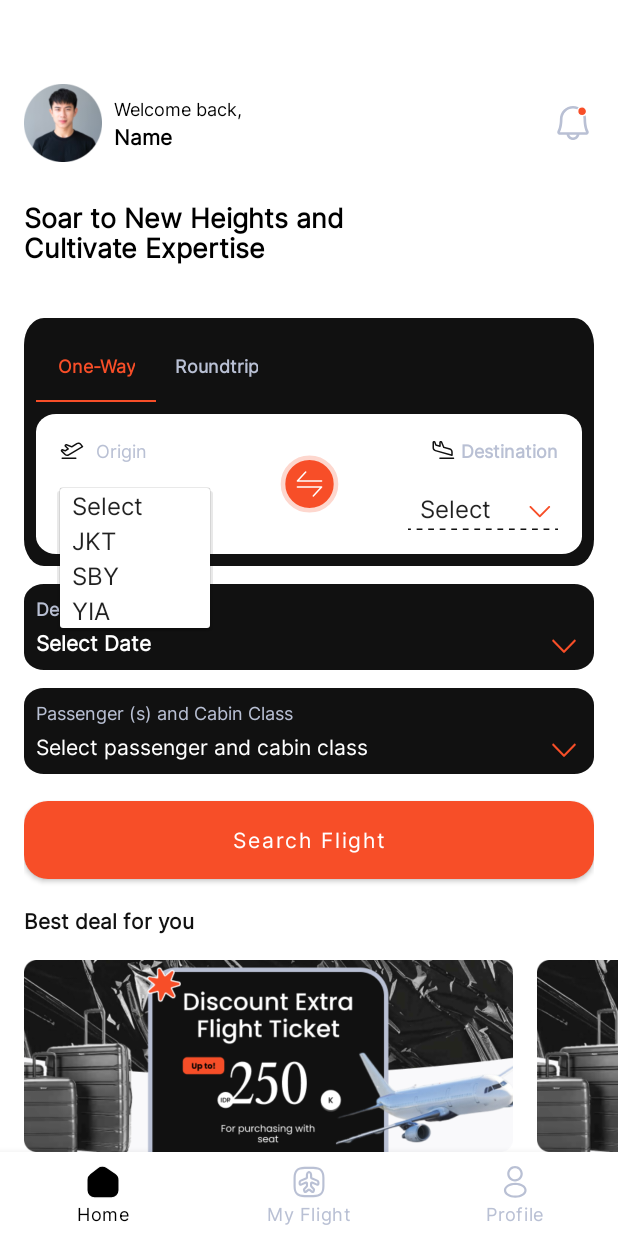
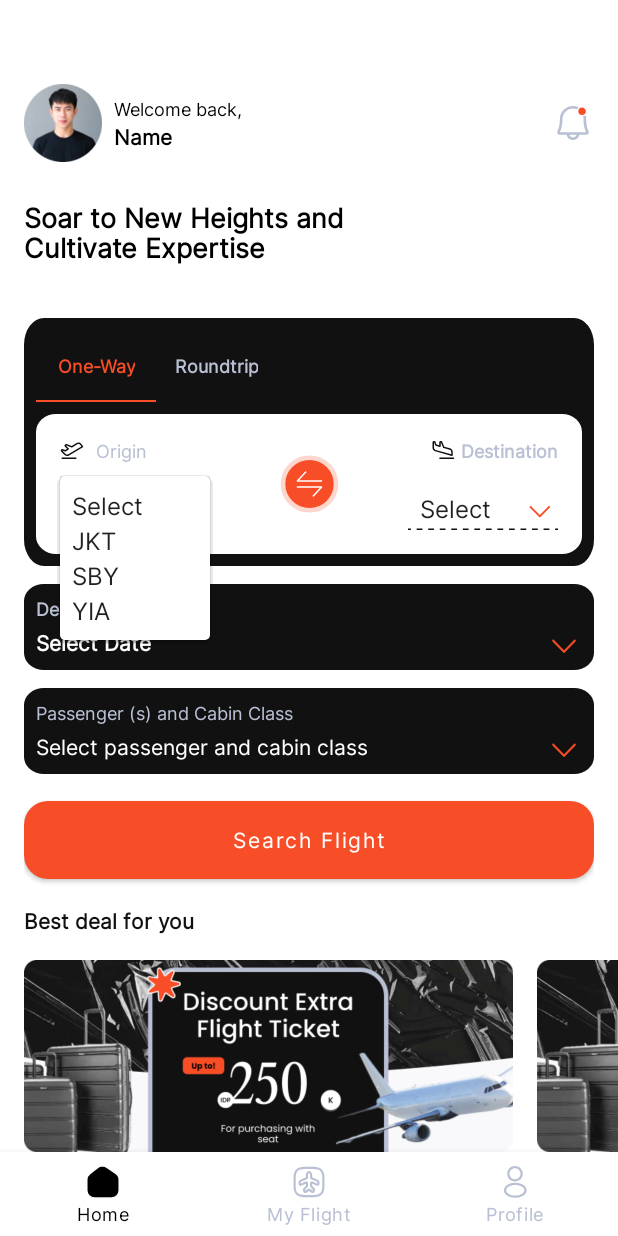
Before and after one commit to SYNRGY-6-TEAM-5/mobile-android, an Android app: the fragment ProfileFragment placed in its activity, after a tap on "Select", on a phone screen of 412 x 824 dp. Run offline under Robolectric (Android 15) with nearby library versions, the phone set to English and light mode, and no system bars; our stand-ins replace Dagger/Hilt's generated code; 3 statements that could not run were skipped.

Commit message:
fix: spinner padding

```diff
--- a/app/src/main/java/com/synrgy/aeroswift/presentation/HomeActivity.kt
+++ b/app/src/main/java/com/synrgy/aeroswift/presentation/HomeActivity.kt
@@ -6,17 +6,12 @@ import android.os.Bundle
 import androidx.activity.viewModels
 import androidx.appcompat.app.AppCompatActivity
 import androidx.fragment.app.Fragment
-import com.google.android.gms.auth.api.signin.GoogleSignIn
-import com.google.android.gms.auth.api.signin.GoogleSignInClient
-import com.google.android.gms.auth.api.signin.GoogleSignInOptions
 import com.synrgy.aeroswift.R
 import com.synrgy.aeroswift.databinding.ActivityHomeBinding
-import com.synrgy.aeroswift.dialog.LoadingDialog
 import com.synrgy.aeroswift.presentation.fragment.FlightFragment
 import com.synrgy.aeroswift.presentation.fragment.HomeFragment
 import com.synrgy.aeroswift.presentation.fragment.ProfileFragment
 import com.synrgy.aeroswift.presentation.viewmodel.AuthViewModel
-import com.synrgy.presentation.helper.Helper
 import dagger.hilt.android.AndroidEntryPoint
 
 @AndroidEntryPoint
@@ -28,11 +23,8 @@ class HomeActivity : AppCompatActivity() {
     }
 
     private lateinit var binding: ActivityHomeBinding
-    private lateinit var mGoogleSignInClient: GoogleSignInClient
 
     private val authViewModel: AuthViewModel by viewModels()
-
-    private val loadingDialog = LoadingDialog(this)
 
     override fun onCreate(savedInstanceState: Bundle?) {
         super.onCreate(savedInstanceState)
@@ -41,9 +33,6 @@ class HomeActivity : AppCompatActivity() {
         setContentView(view)
 
         authViewModel.checkAuth()
-
-        setupGso()
-        observeHome()
 
         replaceFragment(HomeFragment())
 
@@ -59,32 +48,6 @@ class HomeActivity : AppCompatActivity() {
         }
     }
 
-    private fun setupGso() {
-        val gso = GoogleSignInOptions.Builder(GoogleSignInOptions.DEFAULT_SIGN_IN)
-            .requestIdToken(getString(R.string.server_client_id))
-            .requestEmail()
-            .build()
-        mGoogleSignInClient = GoogleSignIn.getClient(this, gso)
-    }
-
-    private fun observeHome() {
-        authViewModel.logoutLoading.observe(this, ::handleLogout)
-    }
-
-    private fun handleLogout(loading: Boolean) {
-        if (loading) {
-            loadingDialog.startLoadingDialog()
-        } else {
-            loadingDialog.dismissDialog()
-
-            mGoogleSignInClient.revokeAccess().addOnCompleteListener {
-                Helper.showToast(this, this, getString(R.string.message_logout), isSuccess = true)
-                LoginActivity.startActivity(this)
-                this.finish()
-            }
-        }
-    }
-
     private fun replaceFragment(fragment: Fragment) {
         val fragmentManager = supportFragmentManager
         val fragmentTransaction = fragmentManager.beginTransaction()
--- a/app/src/main/java/com/synrgy/aeroswift/presentation/LoginActivity.kt
+++ b/app/src/main/java/com/synrgy/aeroswift/presentation/LoginActivity.kt
@@ -114,6 +114,8 @@ class LoginActivity : AppCompatActivity() {
                 password = password
             )
         )
+
+        authViewModel.setName(email)
     }
 
     private fun handleAuthentication(token: String) {
--- a/app/src/main/java/com/synrgy/aeroswift/presentation/fragment/ProfileFragment.kt
+++ b/app/src/main/java/com/synrgy/aeroswift/presentation/fragment/ProfileFragment.kt
@@ -1,60 +1,78 @@
 package com.synrgy.aeroswift.presentation.fragment
 
 import android.os.Bundle
-import androidx.fragment.app.Fragment
 import android.view.LayoutInflater
 import android.view.View
 import android.view.ViewGroup
+import androidx.fragment.app.Fragment
+import androidx.fragment.app.viewModels
+import com.google.android.gms.auth.api.signin.GoogleSignIn
+import com.google.android.gms.auth.api.signin.GoogleSignInClient
+import com.google.android.gms.auth.api.signin.GoogleSignInOptions
 import com.synrgy.aeroswift.R
+import com.synrgy.aeroswift.databinding.FragmentProfileBinding
+import com.synrgy.aeroswift.dialog.LoadingDialog
+import com.synrgy.aeroswift.presentation.LoginActivity
+import com.synrgy.aeroswift.presentation.viewmodel.AuthViewModel
+import com.synrgy.presentation.helper.Helper
+import dagger.hilt.android.AndroidEntryPoint
 
-// TODO: Rename parameter arguments, choose names that match
-// the fragment initialization parameters, e.g. ARG_ITEM_NUMBER
-private const val ARG_PARAM1 = "param1"
-private const val ARG_PARAM2 = "param2"
+@AndroidEntryPoint
+class ProfileFragment : Fragment() {
 
-/**
- * A simple [Fragment] subclass.
- * Use the [ProfileFragment.newInstance] factory method to
- * create an instance of this fragment.
- */
-class ProfileFragment : Fragment() {
-    // TODO: Rename and change types of parameters
-    private var param1: String? = null
-    private var param2: String? = null
+    private lateinit var binding: FragmentProfileBinding
 
-    override fun onCreate(savedInstanceState: Bundle?) {
-        super.onCreate(savedInstanceState)
-        arguments?.let {
-            param1 = it.getString(ARG_PARAM1)
-            param2 = it.getString(ARG_PARAM2)
-        }
-    }
+    private val authViewModel: AuthViewModel by viewModels()
+
+    private lateinit var mGoogleSignInClient: GoogleSignInClient
+
+    private lateinit var loadingDialog: LoadingDialog
 
     override fun onCreateView(
         inflater: LayoutInflater, container: ViewGroup?,
         savedInstanceState: Bundle?
     ): View? {
         // Inflate the layout for this fragment
-        return inflater.inflate(R.layout.fragment_profile, container, false)
+        binding = FragmentProfileBinding.inflate(inflater, container, false)
+        return binding.root
     }
 
-    companion object {
-        /**
-         * Use this factory method to create a new instance of
-         * this fragment using the provided parameters.
-         *
-         * @param param1 Parameter 1.
-         * @param param2 Parameter 2.
-         * @return A new instance of fragment ProfileFragment.
-         */
-        // TODO: Rename and change types and number of parameters
-        @JvmStatic
-        fun newInstance(param1: String, param2: String) =
-            ProfileFragment().apply {
-                arguments = Bundle().apply {
-                    putString(ARG_PARAM1, param1)
-                    putString(ARG_PARAM2, param2)
-                }
+    override fun onViewCreated(view: View, savedInstanceState: Bundle?) {
+        super.onViewCreated(view, savedInstanceState)
+
+        loadingDialog = LoadingDialog(requireActivity())
+
+        setupGso()
+        observeHome()
+
+        binding.btnLogout.setOnClickListener {
+            authViewModel.logout()
+        }
+    }
+
+    private fun setupGso() {
+        val gso = GoogleSignInOptions.Builder(GoogleSignInOptions.DEFAULT_SIGN_IN)
+            .requestIdToken(getString(R.string.server_client_id))
+            .requestEmail()
+            .build()
+        mGoogleSignInClient = GoogleSignIn.getClient(requireActivity(), gso)
+    }
+
+    private fun observeHome() {
+        authViewModel.logoutLoading.observe(viewLifecycleOwner, ::handleLogout)
+    }
+
+    private fun handleLogout(loading: Boolean) {
+        if (loading) {
+            loadingDialog.startLoadingDialog()
+        } else {
+            loadingDialog.dismissDialog()
+
+            mGoogleSignInClient.revokeAccess().addOnCompleteListener {
+                Helper.showToast(requireActivity(), requireActivity(), getString(R.string.message_logout), isSuccess = true)
+                LoginActivity.startActivity(requireActivity())
+                requireActivity().finish()
             }
+        }
     }
 }
--- /dev/null
+++ b/app/src/main/res/drawable/bg_spinner_popup.xml
@@ -0,0 +1,9 @@
+<?xml version="1.0" encoding="utf-8"?>
+<shape xmlns:android="http://schemas.android.com/apk/res/android"
+    android:shape="rectangle">
+    <corners android:radius="3dp" />
+    <padding
+        android:bottom="8dp"
+        android:top="8dp" />
+    <solid android:color="@color/white" />
+</shape>
--- a/app/src/main/res/layout/fragment_one_way.xml
+++ b/app/src/main/res/layout/fragment_one_way.xml
@@ -56,7 +56,8 @@
         android:layout_marginTop="16dp"
         android:spinnerMode="dropdown"
         app:layout_constraintStart_toStartOf="parent"
-        app:layout_constraintTop_toBottomOf="@id/tv_origin" />
+        app:layout_constraintTop_toBottomOf="@id/tv_origin"
+        android:popupBackground="@drawable/bg_spinner_popup"/>
 
     <Spinner
         android:id="@+id/sp_destination"
@@ -66,7 +67,8 @@
         android:layout_marginTop="16dp"
         android:spinnerMode="dropdown"
         app:layout_constraintEnd_toEndOf="parent"
-        app:layout_constraintTop_toBottomOf="@id/tv_destination" />
+        app:layout_constraintTop_toBottomOf="@id/tv_destination"
+        android:popupBackground="@drawable/bg_spinner_popup"/>
 
     <ImageButton
         android:id="@+id/btn_swap"
--- a/domain/src/main/java/com/synrgy/domain/repository/LoginRepository.kt
+++ b/domain/src/main/java/com/synrgy/domain/repository/LoginRepository.kt
@@ -3,7 +3,7 @@ package com.synrgy.domain.repository
 import kotlinx.coroutines.flow.Flow
 
 interface LoginRepository {
-    suspend fun validateInput(username: String, password: String): Boolean
+    suspend fun validateInput(email: String, password: String): Boolean
     suspend fun getToken(): Flow<String?>
     suspend fun setToken(token: String)
 }
```
Also changed, not shown: app/src/main/res/layout/fragment_profile.xml (+20 -4 lines).
